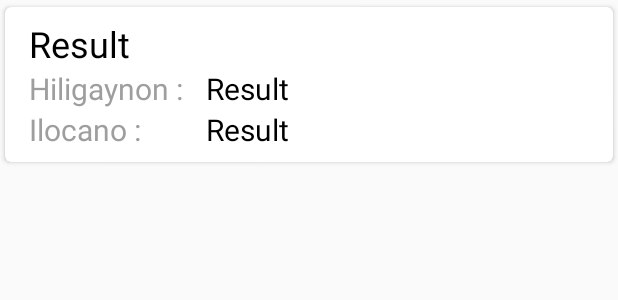
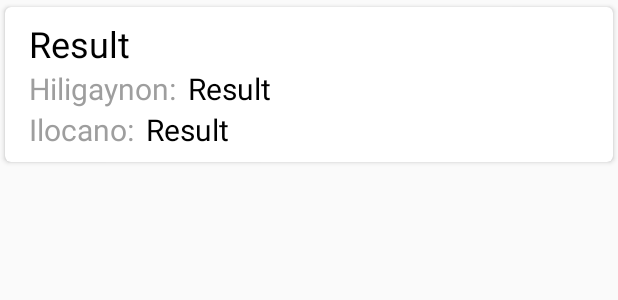
Before and after one commit to philipborbon/HiliCaLog, an Android app: the layout layout_result.xml on its own in the app's theme, with its tools: preview values and no code run, on a phone screen of 412 x 824 dp. Shown: the top 300 px of the screen. Run offline under Robolectric (Android 15) with nearby library versions, the phone set to English and light mode, and no system bars.

Commit message:
Update layout

```diff
--- a/app/src/main/res/layout/fragment_dictionary_detail.xml
+++ b/app/src/main/res/layout/fragment_dictionary_detail.xml
@@ -47,7 +47,6 @@
                         app:layout_alignSelf="center"/>
 
                     <TextView
-                        android:layout_centerVertical="true"
                         android:layout_toRightOf="@+id/hiligaynonLabel"
                         android:id="@+id/hiligaynon"
                         android:layout_marginLeft="@dimen/general_content_padding"
@@ -90,7 +89,6 @@
                     app:alignContent="stretch" >
 
                     <TextView
-                        android:layout_centerVertical="true"
                         android:id="@+id/ilocanoLabel"
                         android:layout_width="wrap_content"
                         android:layout_height="wrap_content"
--- a/app/src/main/res/layout/layout_result.xml
+++ b/app/src/main/res/layout/layout_result.xml
@@ -29,49 +29,61 @@
                 android:textSize="@dimen/text_large"
                 android:textColor="@color/colorBlack"/>
 
-            <LinearLayout
+            <com.google.android.flexbox.FlexboxLayout
                 android:layout_width="match_parent"
-                android:layout_height="wrap_content"
-                android:orientation="horizontal">
+                android:layout_height="match_parent"
+                app:flexWrap="wrap"
+                app:alignItems="stretch"
+                app:alignContent="stretch" >
+
                 <TextView
-                    android:layout_width="@dimen/result_label"
+                    android:layout_width="wrap_content"
                     android:layout_height="wrap_content"
                     android:text="@string/label_hiligaynon"
                     android:textSize="@dimen/text_medium"
-                    android:textColor="@color/colorGray500"/>
+                    android:textColor="@color/colorGray500"
+                    app:layout_alignSelf="center"/>
 
                 <TextView
                     android:id="@+id/hiligaynon"
                     android:layout_marginLeft="@dimen/general_content_padding"
                     android:layout_marginStart="@dimen/general_content_padding"
-                    android:layout_width="match_parent"
+                    android:layout_width="wrap_content"
                     android:layout_height="wrap_content"
                     android:text="Result"
                     android:textSize="@dimen/text_medium"
-                    android:textColor="@color/colorBlack"/>
-            </LinearLayout>
+                    android:textColor="@color/colorBlack"
+                    app:layout_alignSelf="flex_end"/>
 
-            <LinearLayout
+            </com.google.android.flexbox.FlexboxLayout>
+
+            <com.google.android.flexbox.FlexboxLayout
                 android:layout_width="match_parent"
-                android:layout_height="wrap_content"
-                android:orientation="horizontal">
+                android:layout_height="match_parent"
+                app:flexWrap="wrap"
+                app:alignItems="stretch"
+                app:alignContent="stretch" >
+
                 <TextView
-                    android:layout_width="@dimen/result_label"
+                    android:layout_width="wrap_content"
                     android:layout_height="wrap_content"
                     android:text="@string/label_ilocano"
                     android:textSize="@dimen/text_medium"
-                    android:textColor="@color/colorGray500"/>
+                    android:textColor="@color/colorGray500"
+                    app:layout_alignSelf="center"/>
 
                 <TextView
                     android:id="@+id/ilocano"
                     android:layout_marginLeft="@dimen/general_content_padding"
                     android:layout_marginStart="@dimen/general_content_padding"
-                    android:layout_width="match_parent"
+                    android:layout_width="wrap_content"
                     android:layout_height="wrap_content"
                     android:text="Result"
                     android:textSize="@dimen/text_medium"
-                    android:textColor="@color/colorBlack"/>
-            </LinearLayout>
+                    android:textColor="@color/colorBlack"
+                    app:layout_alignSelf="flex_end"/>
+
+            </com.google.android.flexbox.FlexboxLayout>
 
         </LinearLayout>
     </LinearLayout>
--- a/app/src/main/res/values/strings.xml
+++ b/app/src/main/res/values/strings.xml
@@ -10,8 +10,8 @@
 
     <string name="label_search_placeholder">Salita</string>
     <string name="label_button_search">Isalin</string>
-    <string name="label_ilocano">Ilocano :</string>
-    <string name="label_hiligaynon">Hiligaynon :</string>
+    <string name="label_ilocano">Ilocano:</string>
+    <string name="label_hiligaynon">Hiligaynon:</string>
     <string name="label_version">Bersyon %1$s</string>
     <string name="label_definition">Kahulugan</string>
     <string name="label_tagalog_example">Tagalog na halimbawa</string>
```
